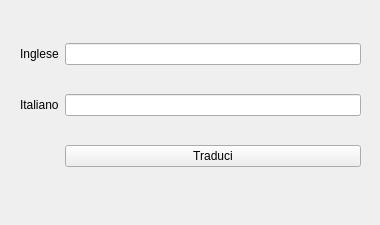
First picture: the form in ui.ui, repository braucci/QtTraduttore, before the edit.
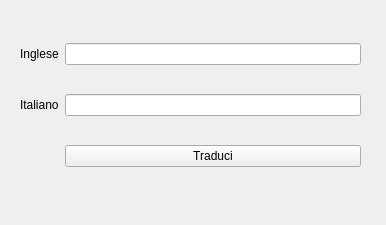
Second picture: the form after the edit.

What changed in the file:
```diff
--- a/ui.ui
+++ b/ui.ui
@@ -6,7 +6,7 @@
    <rect>
     <x>0</x>
     <y>0</y>
-    <width>380</width>
+    <width>386</width>
     <height>225</height>
    </rect>
   </property>
```
Left out of the diff: 33 changed lines with no effect on the pictures.
